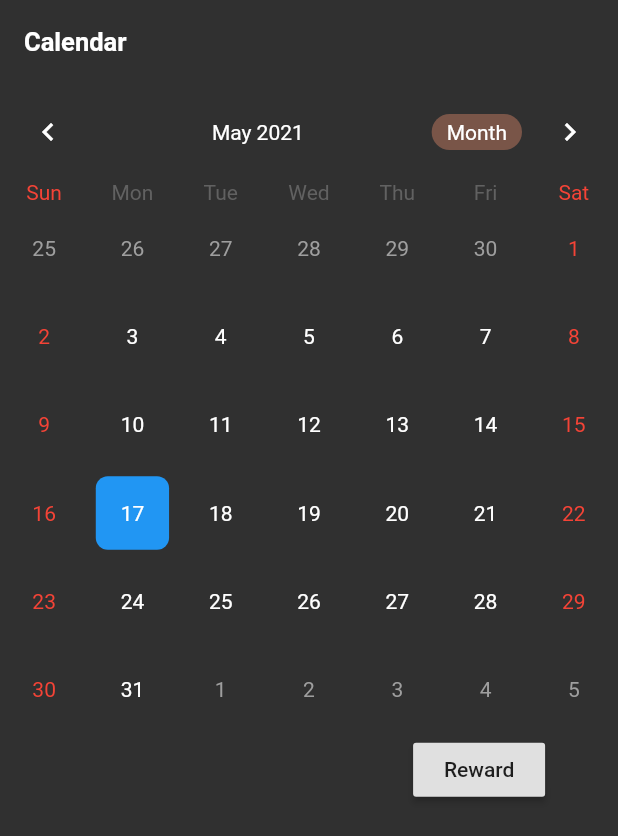
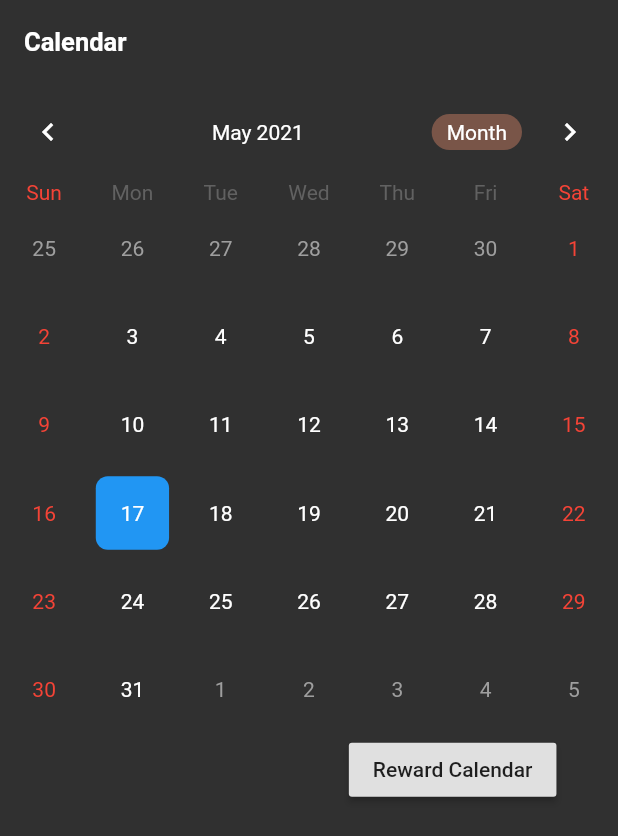
Before and after one commit to YuJunhee/CAPSTONE-DESIGN-TIMER-SW-DEVELOP, a Flutter app: the Calendar screen opened directly, on a phone screen of 412 x 824 dp. Shown: the top 836 px of the screen. Run offline on Flutter 3.47's test engine with Material 2 defaults, Android fonts, the phone set to English and light mode, and no system bars; drawn by our look-alikes of table_calendar.

Commit message:
Update Calendar page

```diff
--- a/lib/ui/calendar/calendar.dart
+++ b/lib/ui/calendar/calendar.dart
@@ -110,13 +110,13 @@ class _CalendarState extends State<Calendar> {
               calendarController: _controller,
             ),
 
-            //// Snack Bar
+            //// Raised Button
             Builder(builder: (BuildContext context2) {
               return Container(
                 child: Align(
                   alignment: Alignment(0.70, 0.50),
                   child: RaisedButton(
-                    child: Text("Reward"),
+                    child: Text("Reward Calendar"),
                     onPressed: () {
                       Navigator.push(
                           context2,
@@ -134,7 +134,9 @@ class _CalendarState extends State<Calendar> {
   }
 }
 
+/////////////////////////////////////////////////////////////////////////
 // sub Page
+/////////////////////////////////////////////////////////////////////////
 class RewardCalendarPage extends StatefulWidget {
   @override
   _RewardCalendarPageState createState() => _RewardCalendarPageState();
```
